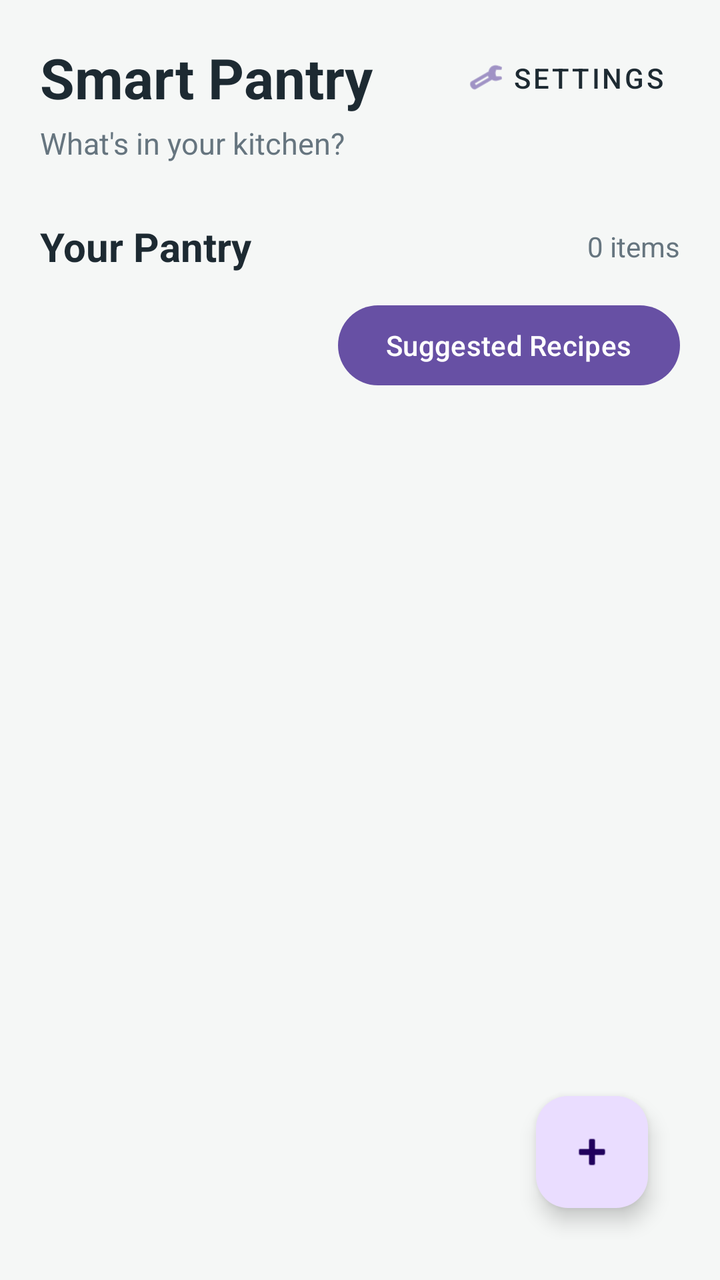
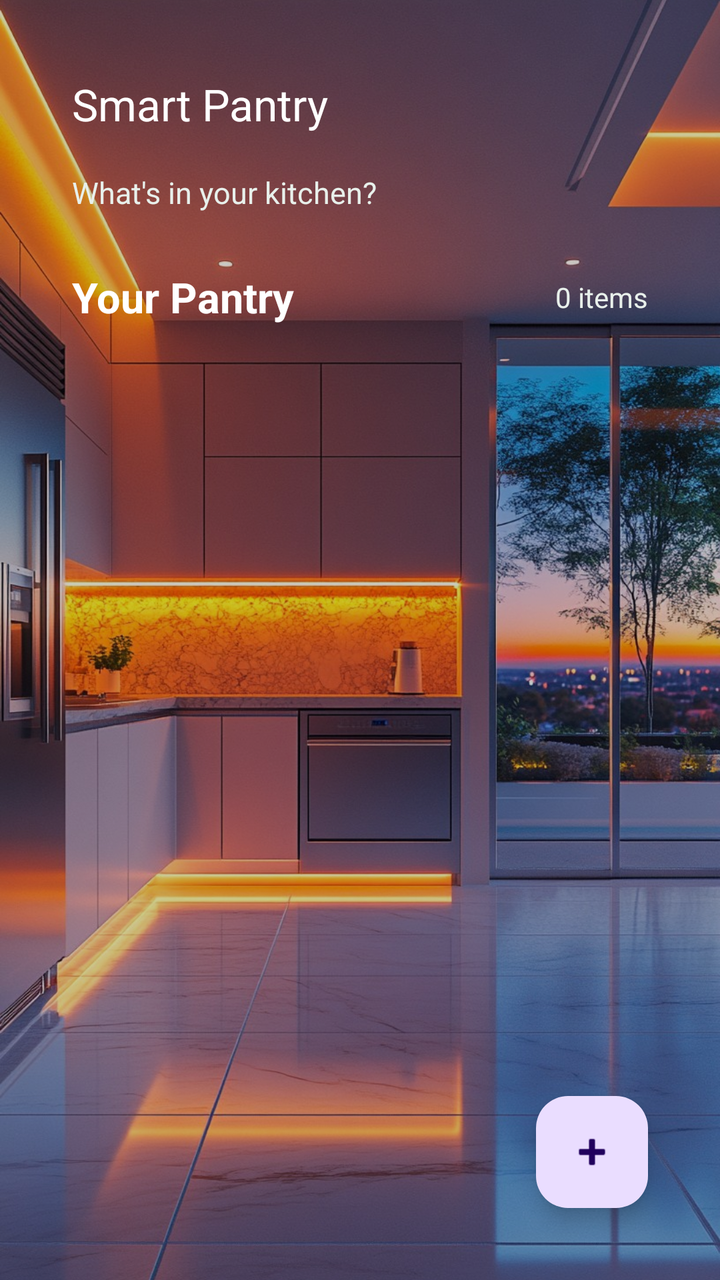

The first picture is an Android layout as it rendered before a commit; the second is the same layout after the commit. The layout source and the unified diff follow.
<!-- AndroidManifest.xml: activity theme Theme.SmartPantryManager -->
<!-- res/layout/activity_main.xml -->
<?xml version="1.0" encoding="utf-8"?>
<androidx.constraintlayout.widget.ConstraintLayout
    xmlns:android="http://schemas.android.com/apk/res/android"
    xmlns:app="http://schemas.android.com/apk/res-auto"
    xmlns:tools="http://schemas.android.com/tools"
    android:layout_width="match_parent"
    android:layout_height="match_parent"
    android:background="#F5F7F6"
    android:padding="20dp"
    tools:context=".MainActivity">

    
    <TextView
        android:id="@+id/tvTitle"
        android:layout_width="wrap_content"
        android:layout_height="wrap_content"
        android:text="Smart Pantry"
        android:textColor="#1D2A32"
        android:textSize="28sp"
        android:textStyle="bold"
        app:layout_constraintStart_toStartOf="parent"
        app:layout_constraintTop_toTopOf="parent" />

    
    <com.google.android.material.button.MaterialButton
        android:id="@+id/btnSettings"
        style="@style/Widget.MaterialComponents.Button.TextButton"
        android:layout_width="wrap_content"
        android:layout_height="wrap_content"
        android:contentDescription="Open settings"
        android:text="Settings"
        android:textColor="#1D2A32"
        app:icon="@android:drawable/ic_menu_preferences"
        app:iconGravity="textStart"
        app:layout_constraintBottom_toBottomOf="@id/tvTitle"
        app:layout_constraintEnd_toEndOf="parent"
        app:layout_constraintTop_toTopOf="@id/tvTitle" />

    
    <TextView
        android:id="@+id/tvSubtitle"
        android:layout_width="wrap_content"
        android:layout_height="wrap_content"
        android:layout_marginTop="4dp"
        android:text="What's in your kitchen?"
        android:textColor="#66757F"
        android:textSize="15sp"
        app:layout_constraintStart_toStartOf="parent"
        app:layout_constraintTop_toBottomOf="@id/tvTitle" />

    
    <TextView
        android:id="@+id/tvPantryHeading"
        android:layout_width="wrap_content"
        android:layout_height="wrap_content"
        android:layout_marginTop="28dp"
        android:text="Your Pantry"
        android:textColor="#1D2A32"
        android:textSize="20sp"
        android:textStyle="bold"
        app:layout_constraintStart_toStartOf="parent"
        app:layout_constraintTop_toBottomOf="@id/tvSubtitle" />

    
    <TextView
        android:id="@+id/tvItemCount"
        android:layout_width="wrap_content"
        android:layout_height="wrap_content"
        android:text="0 items"
        android:textColor="#66757F"
        android:textSize="14sp"
        app:layout_constraintBottom_toBottomOf="@id/tvPantryHeading"
        app:layout_constraintEnd_toEndOf="parent"
        app:layout_constraintTop_toTopOf="@id/tvPantryHeading" />

    
    <com.google.android.material.button.MaterialButton
        android:id="@+id/btnSuggestedRecipes"
        android:layout_width="wrap_content"
        android:layout_height="wrap_content"
        android:layout_marginTop="12dp"
        android:text="Suggested Recipes"
        app:layout_constraintEnd_toEndOf="parent"
        app:layout_constraintTop_toBottomOf="@id/tvPantryHeading" />

    
    <androidx.recyclerview.widget.RecyclerView
        android:id="@+id/recyclerViewPantry"
        android:layout_width="0dp"
        android:layout_height="0dp"
        android:layout_marginTop="16dp"
        android:clipToPadding="false"
        android:paddingBottom="80dp"
        app:layout_constraintBottom_toBottomOf="parent"
        app:layout_constraintEnd_toEndOf="parent"
        app:layout_constraintStart_toStartOf="parent"
        app:layout_constraintTop_toBottomOf="@id/btnSuggestedRecipes"
        tools:listitem="@layout/item_pantry" />

    
    <com.google.android.material.floatingactionbutton.FloatingActionButton
        android:id="@+id/fabAddIngredient"
        android:layout_width="wrap_content"
        android:layout_height="wrap_content"
        android:layout_margin="16dp"
        android:contentDescription="Add ingredient"
        app:layout_constraintBottom_toBottomOf="parent"
        app:layout_constraintEnd_toEndOf="parent"
        app:srcCompat="@android:drawable/ic_input_add" />

</androidx.constraintlayout.widget.ConstraintLayout>
<!-- res/layout/item_pantry.xml (included above) -->
<?xml version="1.0" encoding="utf-8"?>
<LinearLayout
    xmlns:android="http://schemas.android.com/apk/res/android"
    android:layout_width="match_parent"
    android:layout_height="wrap_content"
    android:layout_marginBottom="12dp"
    android:background="#FFFFFF"
    android:elevation="2dp"
    android:orientation="vertical"
    android:padding="16dp">

    <TextView
        android:id="@+id/tvIngredientName"
        android:layout_width="match_parent"
        android:layout_height="wrap_content"
        android:text="Ingredient"
        android:textColor="#1D2A32"
        android:textSize="18sp"
        android:textStyle="bold" />

    <TextView
        android:id="@+id/tvQuantity"
        android:layout_width="match_parent"
        android:layout_height="wrap_content"
        android:layout_marginTop="4dp"
        android:text="0 unit"
        android:textColor="#66757F"
        android:textSize="14sp" />

    <TextView
        android:id="@+id/tvExpiryDate"
        android:layout_width="match_parent"
        android:layout_height="wrap_content"
        android:layout_marginTop="4dp"
        android:text="Expiry: Not set"
        android:textColor="#66757F"
        android:textSize="13sp" />

    <TextView
        android:id="@+id/tvExpiryWarning"
        android:layout_width="wrap_content"
        android:layout_height="wrap_content"
        android:layout_marginTop="6dp"
        android:text="⚠ Expiring soon"
        android:textColor="#B26A00"
        android:textSize="13sp"
        android:textStyle="bold"
        android:visibility="gone" />

    <LinearLayout
        android:layout_width="match_parent"
        android:layout_height="wrap_content"
        android:layout_marginTop="12dp"
        android:gravity="end"
        android:orientation="horizontal">

        <com.google.android.material.button.MaterialButton
            android:id="@+id/btnEdit"
            style="@style/Widget.MaterialComponents.Button.TextButton"
            android:layout_width="wrap_content"
            android:layout_height="wrap_content"
            android:text="Edit" />

        <com.google.android.material.button.MaterialButton
            android:id="@+id/btnDelete"
            style="@style/Widget.MaterialComponents.Button.TextButton"
            android:layout_width="wrap_content"
            android:layout_height="wrap_content"
            android:text="Delete" />

    </LinearLayout>

</LinearLayout>
<!-- resources referenced by this layout -->
<resources>
  <style name="Theme.SmartPantryManager" parent="Base.Theme.SmartPantryManager" />
  <style name="Base.Theme.SmartPantryManager" parent="Theme.Material3.DayNight.NoActionBar">
          
          
      </style>
</resources>

<!-- the commit's change to res/layout/activity_main.xml (unified diff, before → after) -->
@@ -5,108 +5,121 @@
     xmlns:tools="http://schemas.android.com/tools"
     android:layout_width="match_parent"
     android:layout_height="match_parent"
-    android:background="#F5F7F6"
-    android:padding="20dp"
     tools:context=".MainActivity">
 
-    
-    <TextView
-        android:id="@+id/tvTitle"
-        android:layout_width="wrap_content"
-        android:layout_height="wrap_content"
-        android:text="Smart Pantry"
-        android:textColor="#1D2A32"
-        android:textSize="28sp"
-        android:textStyle="bold"
-        app:layout_constraintStart_toStartOf="parent"
-        app:layout_constraintTop_toTopOf="parent" />
-
-    
-    <com.google.android.material.button.MaterialButton
-        android:id="@+id/btnSettings"
-        style="@style/Widget.MaterialComponents.Button.TextButton"
-        android:layout_width="wrap_content"
-        android:layout_height="wrap_content"
-        android:contentDescription="Open settings"
-        android:text="Settings"
-        android:textColor="#1D2A32"
-        app:icon="@android:drawable/ic_menu_preferences"
-        app:iconGravity="textStart"
-        app:layout_constraintBottom_toBottomOf="@id/tvTitle"
-        app:layout_constraintEnd_toEndOf="parent"
-        app:layout_constraintTop_toTopOf="@id/tvTitle" />
-
-    
-    <TextView
-        android:id="@+id/tvSubtitle"
-        android:layout_width="wrap_content"
-        android:layout_height="wrap_content"
-        android:layout_marginTop="4dp"
-        android:text="What's in your kitchen?"
-        android:textColor="#66757F"
-        android:textSize="15sp"
-        app:layout_constraintStart_toStartOf="parent"
-        app:layout_constraintTop_toBottomOf="@id/tvTitle" />
-
-    
-    <TextView
-        android:id="@+id/tvPantryHeading"
-        android:layout_width="wrap_content"
-        android:layout_height="wrap_content"
-        android:layout_marginTop="28dp"
-        android:text="Your Pantry"
-        android:textColor="#1D2A32"
-        android:textSize="20sp"
-        android:textStyle="bold"
-        app:layout_constraintStart_toStartOf="parent"
-        app:layout_constraintTop_toBottomOf="@id/tvSubtitle" />
-
-    
-    <TextView
-        android:id="@+id/tvItemCount"
-        android:layout_width="wrap_content"
-        android:layout_height="wrap_content"
-        android:text="0 items"
-        android:textColor="#66757F"
-        android:textSize="14sp"
-        app:layout_constraintBottom_toBottomOf="@id/tvPantryHeading"
-        app:layout_constraintEnd_toEndOf="parent"
-        app:layout_constraintTop_toTopOf="@id/tvPantryHeading" />
-
-    
-    <com.google.android.material.button.MaterialButton
-        android:id="@+id/btnSuggestedRecipes"
-        android:layout_width="wrap_content"
-        android:layout_height="wrap_content"
-        android:layout_marginTop="12dp"
-        android:text="Suggested Recipes"
-        app:layout_constraintEnd_toEndOf="parent"
-        app:layout_constraintTop_toBottomOf="@id/tvPantryHeading" />
-
-    
-    <androidx.recyclerview.widget.RecyclerView
-        android:id="@+id/recyclerViewPantry"
+
+    <ImageView
+        android:id="@+id/imgBackground"
         android:layout_width="0dp"
         android:layout_height="0dp"
-        android:layout_marginTop="16dp"
-        android:clipToPadding="false"
-        android:paddingBottom="80dp"
+        android:contentDescription="@null"
+        android:scaleType="centerCrop"
+        android:src="@drawable/pantry"
         app:layout_constraintBottom_toBottomOf="parent"
         app:layout_constraintEnd_toEndOf="parent"
         app:layout_constraintStart_toStartOf="parent"
-        app:layout_constraintTop_toBottomOf="@id/btnSuggestedRecipes"
-        tools:listitem="@layout/item_pantry" />
-
-    
-    <com.google.android.material.floatingactionbutton.FloatingActionButton
-        android:id="@+id/fabAddIngredient"
-        android:layout_width="wrap_content"
-        android:layout_height="wrap_content"
-        android:layout_margin="16dp"
-        android:contentDescription="Add ingredient"
+        app:layout_constraintTop_toTopOf="parent" />
+
+
+    <View
+        android:id="@+id/backgroundOverlay"
+        android:layout_width="0dp"
+        android:layout_height="0dp"
+        android:background="#33000000"
         app:layout_constraintBottom_toBottomOf="parent"
         app:layout_constraintEnd_toEndOf="parent"
-        app:srcCompat="@android:drawable/ic_input_add" />
+        app:layout_constraintStart_toStartOf="parent"
+        app:layout_constraintTop_toTopOf="parent" />
+
+
+    <androidx.constraintlayout.widget.ConstraintLayout
+        android:id="@+id/mainContent"
+        android:layout_width="0dp"
+        android:layout_height="0dp"
+        android:padding="20dp"
+        app:layout_constraintBottom_toBottomOf="parent"
+        app:layout_constraintEnd_toEndOf="parent"
+        app:layout_constraintStart_toStartOf="parent"
+        app:layout_constraintTop_toTopOf="parent">
+
+
+        <com.google.android.material.appbar.MaterialToolbar
+            android:id="@+id/toolbar"
+            android:layout_width="0dp"
+            android:layout_height="?attr/actionBarSize"
+            android:background="@android:color/transparent"
+            app:title="Smart Pantry"
+            app:titleTextColor="#FFFFFF"
+            app:layout_constraintEnd_toEndOf="parent"
+            app:layout_constraintStart_toStartOf="parent"
+            app:layout_constraintTop_toTopOf="parent" />
+
+
+        <TextView
+            android:id="@+id/tvSubtitle"
+            android:layout_width="wrap_content"
+            android:layout_height="wrap_content"
+            android:layout_marginStart="16dp"
+            android:layout_marginTop="2dp"
+            android:text="What's in your kitchen?"
+            android:textColor="#E8F0EB"
+            android:textSize="15sp"
+            app:layout_constraintStart_toStartOf="@id/toolbar"
+            app:layout_constraintTop_toBottomOf="@id/toolbar" />
+
+
+        <TextView
+            android:id="@+id/tvPantryHeading"
+            android:layout_width="wrap_content"
+            android:layout_height="wrap_content"
+            android:layout_marginStart="16dp"
+            android:layout_marginTop="28dp"
+            android:text="Your Pantry"
+            android:textColor="#FFFFFF"
+            android:textSize="21sp"
+            android:textStyle="bold"
+            app:layout_constraintStart_toStartOf="@id/toolbar"
+            app:layout_constraintTop_toBottomOf="@id/tvSubtitle" />
+
+
+        <TextView
+            android:id="@+id/tvItemCount"
+            android:layout_width="wrap_content"
+            android:layout_height="wrap_content"
+            android:layout_marginEnd="16dp"
+            android:text="0 items"
+            android:textColor="#E8F0EB"
+            android:textSize="14sp"
+            app:layout_constraintBottom_toBottomOf="@id/tvPantryHeading"
+            app:layout_constraintEnd_toEndOf="parent"
+            app:layout_constraintTop_toTopOf="@id/tvPantryHeading" />
+
+
+        <androidx.recyclerview.widget.RecyclerView
+            android:id="@+id/recyclerViewPantry"
+            android:layout_width="0dp"
+            android:layout_height="0dp"
+            android:layout_marginTop="16dp"
+            android:clipToPadding="false"
+            android:paddingBottom="90dp"
+            app:layout_constraintBottom_toBottomOf="parent"
+            app:layout_constraintEnd_toEndOf="parent"
+            app:layout_constraintStart_toStartOf="parent"
+            app:layout_constraintTop_toBottomOf="@id/tvPantryHeading"
+            tools:listitem="@layout/item_pantry" />
+
+
+        <com.google.android.material.floatingactionbutton.FloatingActionButton
+            android:id="@+id/fabAddIngredient"
+            android:layout_width="wrap_content"
+            android:layout_height="wrap_content"
+            android:layout_margin="16dp"
+            android:contentDescription="Add ingredient"
+            app:layout_constraintBottom_toBottomOf="parent"
+            app:layout_constraintEnd_toEndOf="parent"
+            app:srcCompat="@android:drawable/ic_input_add" />
+
+    </androidx.constraintlayout.widget.ConstraintLayout>
 
 </androidx.constraintlayout.widget.ConstraintLayout>
 <!-- res/layout/item_pantry.xml (included above) -->
@@ -115,18 +128,18 @@
     xmlns:android="http://schemas.android.com/apk/res/android"
     android:layout_width="match_parent"
     android:layout_height="wrap_content"
-    android:layout_marginBottom="12dp"
-    android:background="#FFFFFF"
-    android:elevation="2dp"
+    android:layout_marginBottom="14dp"
+    android:background="@drawable/glass_card_background"
+    android:elevation="6dp"
     android:orientation="vertical"
-    android:padding="16dp">
+    android:padding="18dp">
 
     <TextView
         android:id="@+id/tvIngredientName"
         android:layout_width="match_parent"
         android:layout_height="wrap_content"
         android:text="Ingredient"
-        android:textColor="#1D2A32"
+        android:textColor="#18231E"
         android:textSize="18sp"
         android:textStyle="bold" />
 
@@ -134,9 +147,9 @@
         android:id="@+id/tvQuantity"
         android:layout_width="match_parent"
         android:layout_height="wrap_content"
-        android:layout_marginTop="4dp"
+        android:layout_marginTop="5dp"
         android:text="0 unit"
-        android:textColor="#66757F"
+        android:textColor="#52635A"
         android:textSize="14sp" />
 
     <TextView
@@ -145,16 +158,16 @@
         android:layout_height="wrap_content"
         android:layout_marginTop="4dp"
         android:text="Expiry: Not set"
-        android:textColor="#66757F"
+        android:textColor="#52635A"
         android:textSize="13sp" />
 
     <TextView
         android:id="@+id/tvExpiryWarning"
         android:layout_width="wrap_content"
         android:layout_height="wrap_content"
-        android:layout_marginTop="6dp"
+        android:layout_marginTop="7dp"
         android:text="⚠ Expiring soon"
-        android:textColor="#B26A00"
+        android:textColor="#B65A00"
         android:textSize="13sp"
         android:textStyle="bold"
         android:visibility="gone" />
@@ -171,14 +184,16 @@
             style="@style/Widget.MaterialComponents.Button.TextButton"
             android:layout_width="wrap_content"
             android:layout_height="wrap_content"
-            android:text="Edit" />
+            android:text="Edit"
+            android:textAllCaps="false" />
 
         <com.google.android.material.button.MaterialButton
             android:id="@+id/btnDelete"
             style="@style/Widget.MaterialComponents.Button.TextButton"
             android:layout_width="wrap_content"
             android:layout_height="wrap_content"
-            android:text="Delete" />
+            android:text="Delete"
+            android:textAllCaps="false" />
 
     </LinearLayout>
 
<!-- resource entries referenced after the edit -->
@@ -1,5 +1,21 @@
 <!-- resources referenced by this layout -->
 <resources>
+  <!-- drawable glass_card_background (drawable) -->
+  <?xml version="1.0" encoding="utf-8"?>
+  <shape
+      xmlns:android="http://schemas.android.com/apk/res/android"
+      android:shape="rectangle">
+  
+      <solid android:color="#B3FFFFFF" />
+  
+      <corners android:radius="20dp" />
+  
+      <stroke
+          android:width="1dp"
+          android:color="#80FFFFFF" />
+  
+  </shape>
+  <!-- drawable pantry: jpg bitmap (drawable, 243485 bytes) -->
   <style name="Theme.SmartPantryManager" parent="Base.Theme.SmartPantryManager" />
   <style name="Base.Theme.SmartPantryManager" parent="Theme.Material3.DayNight.NoActionBar">
           
